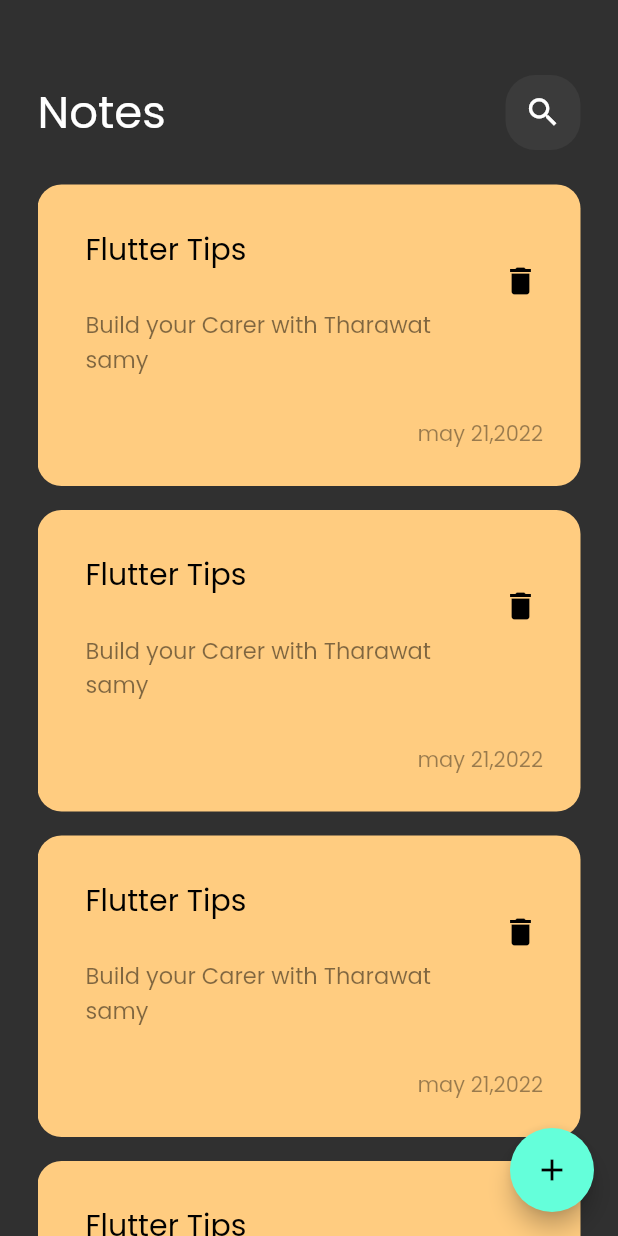
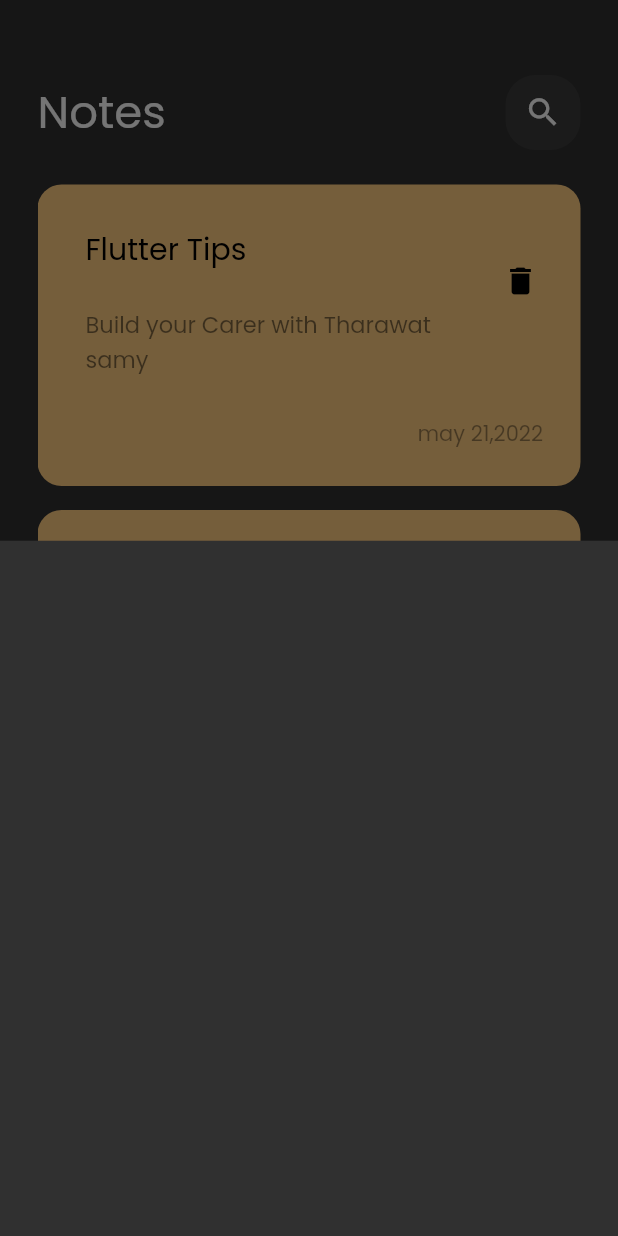
Before and after one commit to bodeal5ofas/final, a Flutter app: the screen it shows after launch, after a tap on the "add" icon, on a phone screen of 412 x 824 dp. Run offline on Flutter 3.47's test engine with Material 2 defaults, Android fonts, the phone set to English and light mode, and no system bars.

Commit message:
show model bottom

```diff
--- a/lib/screens/home_page.dart
+++ b/lib/screens/home_page.dart
@@ -1,3 +1,4 @@
+import 'package:final_project/widgets/add_note_sheet_iteam.dart';
 import 'package:final_project/widgets/custom_NoteBody.dart';
 import 'package:flutter/material.dart';
 
@@ -8,7 +9,14 @@ class NotesView extends StatelessWidget {
   Widget build(BuildContext context) {
     return Scaffold(
       floatingActionButton: FloatingActionButton(
-        onPressed: () {},
+        onPressed: () {
+          showModalBottomSheet(
+            context: context,
+            builder: (context) {
+              return const AddNoteShettIteam();
+            },
+          );
+        },
         child: const Icon(Icons.add),
       ),
       body: const CustomNoteBody(),
--- /dev/null
+++ b/lib/widgets/add_note_sheet_iteam.dart
@@ -0,0 +1,10 @@
+import 'package:flutter/material.dart';
+
+class AddNoteShettIteam extends StatelessWidget {
+  const AddNoteShettIteam({super.key});
+
+  @override
+  Widget build(BuildContext context) {
+    return Container();
+  }
+}
--- a/lib/widgets/notes_list_view.dart
+++ b/lib/widgets/notes_list_view.dart
@@ -6,13 +6,16 @@ class NotesListView extends StatelessWidget {
 
   @override
   Widget build(BuildContext context) {
-    return ListView.builder(
+    return Padding(
+      padding: const EdgeInsets.only(bottom: 20),
+      child: ListView.builder(
         itemBuilder: (context, index) {
           return const Padding(
             padding: EdgeInsets.symmetric(vertical: 8),
             child: NotesIteam(),
           );
         },
+      ),
     );
   }
 }
```
Lines whose indentation alone changed are shown as unchanged.
